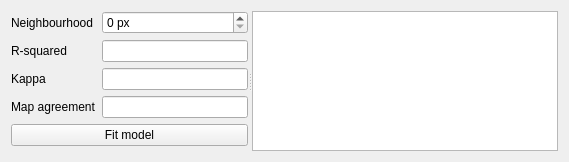
Above: ui/logisticregressionwidgetbase.ui from nextgis/qgis_molusce before the change. Below: the same form after it.
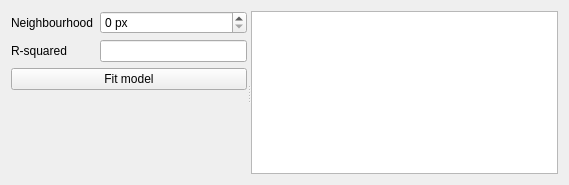
That is the form after the change. Custom widgets are drawn as their Qt base class.

The edit to the form file:
```diff
--- a/ui/logisticregressionwidgetbase.ui
+++ b/ui/logisticregressionwidgetbase.ui
@@ -7,7 +7,7 @@
     <x>0</x>
     <y>0</y>
     <width>569</width>
-    <height>162</height>
+    <height>185</height>
    </rect>
   </property>
   <property name="windowTitle">
@@ -21,20 +21,6 @@
      </property>
      <widget class="QWidget" name="layoutWidget">
       <layout class="QGridLayout" name="gridLayout">
-       <item row="3" column="0">
-        <widget class="QLabel" name="label_4">
-         <property name="text">
-          <string>Map agreement</string>
-         </property>
-        </widget>
-       </item>
-       <item row="4" column="0" colspan="2">
-        <widget class="QPushButton" name="btnFitModel">
-         <property name="text">
-          <string>Fit model</string>
-         </property>
-        </widget>
-       </item>
        <item row="0" column="0">
         <widget class="QLabel" name="label">
          <property name="text">
@@ -42,20 +28,6 @@
          </property>
         </widget>
        </item>
-       <item row="2" column="0">
-        <widget class="QLabel" name="label_3">
-         <property name="text">
-          <string>Kappa</string>
-         </property>
-        </widget>
-       </item>
-       <item row="0" column="1">
-        <widget class="QSpinBox" name="spnNeighbourhood">
-         <property name="suffix">
-          <string> px</string>
-         </property>
-        </widget>
-       </item>
        <item row="1" column="0">
         <widget class="QLabel" name="label_2">
          <property name="text">
@@ -63,16 +35,24 @@
          </property>
         </widget>
        </item>
-       <item row="2" column="1">
-        <widget class="QLineEdit" name="leKappa"/>
-       </item>
        <item row="1" column="1">
         <widget class="QLineEdit" name="leRSquared"/>
        </item>
-       <item row="3" column="1">
-        <widget class="QLineEdit" name="leAgreement"/>
+       <item row="0" column="1">
+        <widget class="QSpinBox" name="spnNeighbourhood">
+         <property name="suffix">
+          <string> px</string>
+         </property>
+        </widget>
        </item>
-       <item row="5" column="0" colspan="2">
+       <item row="2" column="0" colspan="2">
+        <widget class="QPushButton" name="btnFitModel">
+         <property name="text">
+          <string>Fit model</string>
+         </property>
+        </widget>
+       </item>
+       <item row="3" column="0" colspan="2">
         <spacer name="verticalSpacer">
          <property name="orientation">
           <enum>Qt::Vertical</enum>
```
